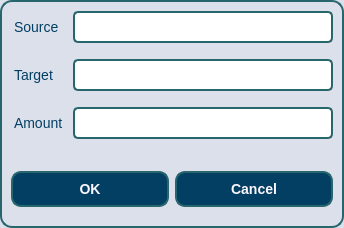
First picture: the form in course_work/source/menu/Payments/transaction_dialog.ui, repository R-Kiselev/Lab1, before the edit.
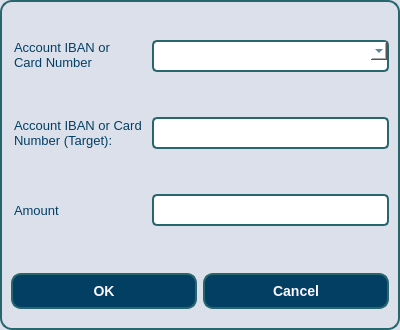
Second picture: the form after the edit.

```diff
--- a/course_work/source/menu/Payments/transaction_dialog.ui
+++ b/course_work/source/menu/Payments/transaction_dialog.ui
@@ -6,8 +6,8 @@
    <rect>
     <x>0</x>
     <y>0</y>
-    <width>344</width>
-    <height>228</height>
+    <width>400</width>
+    <height>330</height>
    </rect>
   </property>
   <property name="windowTitle">
@@ -27,7 +27,7 @@
 QLabel {
     background-color: rgb(220, 224, 235); /* Светлый фон */
     color: rgb(3, 63, 99); /* Темный синий цвет текста */
-    font-size: 14px; /* Размер шрифта */
+    font-size: 13px; /* Размер шрифта */
     margin-bottom: 8px; /* Отступ снизу, чтобы разделить текст с полем */
 }
 
@@ -100,18 +100,52 @@
     <layout class="QFormLayout" name="formLayout">
      <item row="0" column="0">
       <widget class="QLabel" name="source_label">
+       <property name="sizePolicy">
+        <sizepolicy hsizetype="MinimumExpanding" vsizetype="MinimumExpanding">
+         <horstretch>0</horstretch>
+         <verstretch>0</verstretch>
+        </sizepolicy>
+       </property>
        <property name="text">
-        <string>Source</string>
+        <string>Account IBAN or Card Number (Source):</string>
+       </property>
+       <property name="textFormat">
+        <enum>Qt::TextFormat::RichText</enum>
+       </property>
+       <property name="wordWrap">
+        <bool>true</bool>
        </property>
       </widget>
      </item>
      <item row="0" column="1">
-      <widget class="QLineEdit" name="source_field"/>
+      <widget class="QComboBox" name="source_selector">
+       <property name="sizePolicy">
+        <sizepolicy hsizetype="Expanding" vsizetype="Fixed">
+         <horstretch>0</horstretch>
+         <verstretch>0</verstretch>
+        </sizepolicy>
+       </property>
+      </widget>
      </item>
      <item row="1" column="0">
       <widget class="QLabel" name="target_label">
+       <property name="sizePolicy">
+        <sizepolicy hsizetype="MinimumExpanding" vsizetype="MinimumExpanding">
+         <horstretch>0</horstretch>
+         <verstretch>0</verstretch>
+        </sizepolicy>
+       </property>
+       <property name="maximumSize">
+        <size>
+         <width>100000</width>
+         <height>100000</height>
+        </size>
+       </property>
        <property name="text">
-        <string>Target</string>
+        <string>Account IBAN or Card Number (Target):</string>
+       </property>
+       <property name="wordWrap">
+        <bool>true</bool>
        </property>
       </widget>
      </item>
@@ -120,6 +154,12 @@
      </item>
      <item row="2" column="0">
       <widget class="QLabel" name="amount_label">
+       <property name="sizePolicy">
+        <sizepolicy hsizetype="Preferred" vsizetype="MinimumExpanding">
+         <horstretch>0</horstretch>
+         <verstretch>0</verstretch>
+        </sizepolicy>
+       </property>
        <property name="text">
         <string>Amount</string>
        </property>
```
